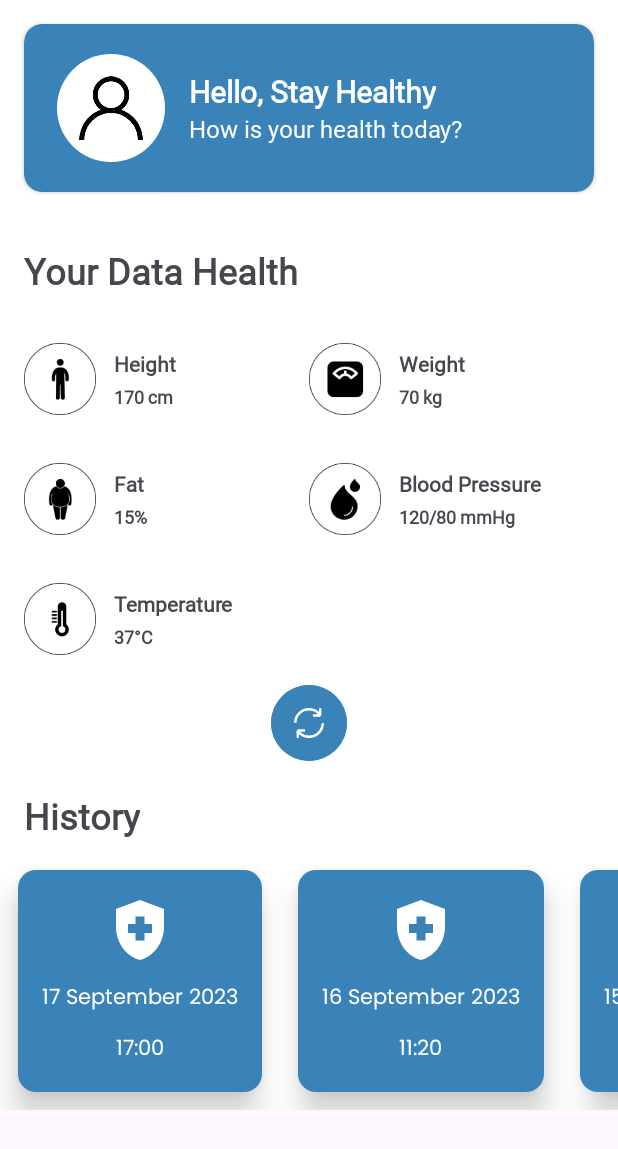
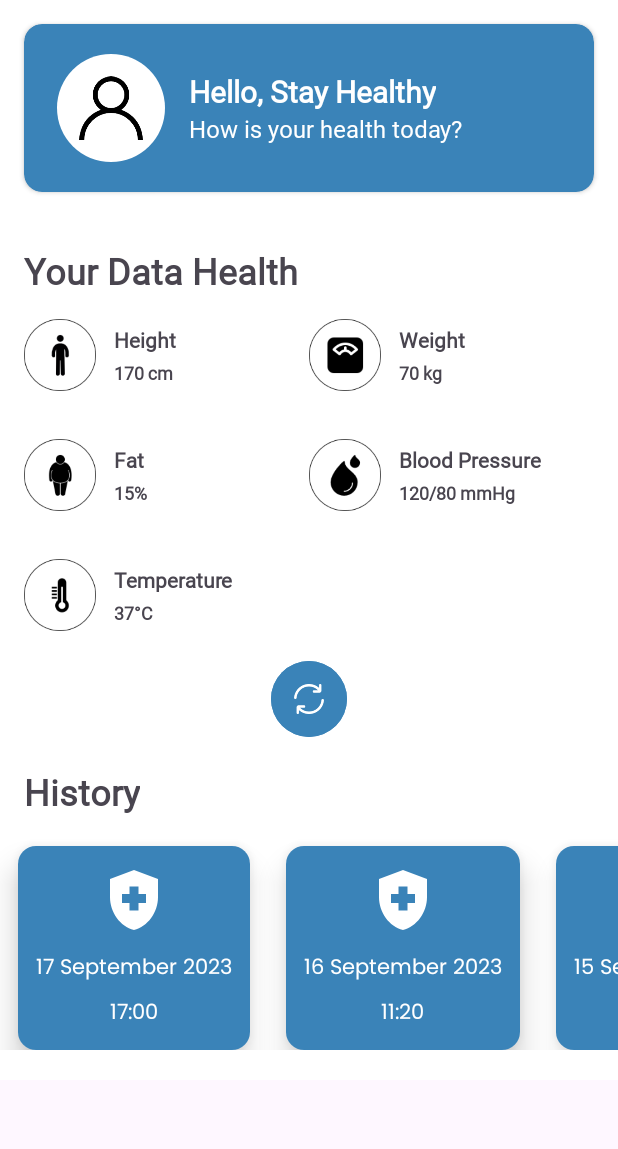
Before and after one commit to Izzed1/MSCIOT, an Android app: the HomeActivity screen opened directly, with no data from a screen before it, on a phone screen of 412 x 824 dp. Shown: the top 1149 px of the screen. Run offline under Robolectric (Android 15) with nearby library versions, the phone set to English and light mode, and no system bars; our stand-ins replace CircleImageView.

Commit message:
fixing design bug

```diff
--- a/app/src/main/res/layout/activity_home.xml
+++ b/app/src/main/res/layout/activity_home.xml
@@ -1,11 +1,16 @@
 <?xml version="1.0" encoding="utf-8"?>
-<androidx.constraintlayout.widget.ConstraintLayout xmlns:android="http://schemas.android.com/apk/res/android"
+<ScrollView
+    xmlns:android="http://schemas.android.com/apk/res/android"
     xmlns:app="http://schemas.android.com/apk/res-auto"
     xmlns:tools="http://schemas.android.com/tools"
     android:layout_width="match_parent"
     android:layout_height="wrap_content"
     android:background="@color/white"
     tools:context=".HomeActivity">
+
+    <androidx.constraintlayout.widget.ConstraintLayout
+        android:layout_width="match_parent"
+        android:layout_height="wrap_content">
 
         <include
             android:id="@+id/incl_header"
@@ -45,7 +50,6 @@
                 android:id="@+id/rv_data_health"
                 android:layout_width="match_parent"
                 android:layout_height="wrap_content"
-            android:layout_marginTop="16dp"
                 app:layoutManager="androidx.recyclerview.widget.GridLayoutManager"
                 app:layout_constraintStart_toStartOf="parent"
                 app:layout_constraintTop_toBottomOf="@id/tv_title_data_health"
@@ -63,9 +67,9 @@
                 android:contentDescription="button refresh"
                 android:padding="15dp"
                 app:icon="@drawable/ic_refresh"
-            app:layout_constraintTop_toBottomOf="@id/rv_data_health"
+                app:layout_constraintEnd_toEndOf="parent"
                 app:layout_constraintStart_toStartOf="parent"
-            app:layout_constraintEnd_toEndOf="parent"/>
+                app:layout_constraintTop_toBottomOf="@id/rv_data_health" />
 
         </androidx.constraintlayout.widget.ConstraintLayout>
 
@@ -93,8 +97,10 @@
                 android:id="@+id/rv_history"
                 android:layout_width="match_parent"
                 android:layout_height="wrap_content"
+                android:layout_marginBottom="20dp"
                 app:layoutManager="androidx.recyclerview.widget.LinearLayoutManager"
                 app:spanCount="2"
                 tools:listitem="@layout/item_tracker" />
         </LinearLayout>
     </androidx.constraintlayout.widget.ConstraintLayout>
+</ScrollView>
--- a/app/src/main/res/layout/activity_splash_screen.xml
+++ b/app/src/main/res/layout/activity_splash_screen.xml
@@ -13,7 +13,7 @@
         android:id="@+id/iv_logo"
         android:layout_width="match_parent"
         android:layout_height="300dp"
-        android:src="@drawable/img_onboarding_2" />
+        android:src="@drawable/ic_msciot" />
 
     <TextView
         android:id="@+id/tv_msciot"
--- a/app/src/main/res/layout/item_tracker.xml
+++ b/app/src/main/res/layout/item_tracker.xml
@@ -1,28 +1,29 @@
 <?xml version="1.0" encoding="utf-8"?>
-<androidx.cardview.widget.CardView
-    xmlns:android="http://schemas.android.com/apk/res/android"
+<androidx.cardview.widget.CardView xmlns:android="http://schemas.android.com/apk/res/android"
     xmlns:app="http://schemas.android.com/apk/res-auto"
     xmlns:tools="http://schemas.android.com/tools"
     android:layout_width="wrap_content"
     android:layout_height="wrap_content"
-    android:layout_margin="12dp"
+    android:layout_marginHorizontal="12dp"
+    android:layout_marginTop="12dp"
+    android:elevation="0dp"
     app:cardCornerRadius="12dp"
     app:cardElevation="12dp">
 
     <LinearLayout
         android:layout_width="match_parent"
         android:layout_height="wrap_content"
+        android:background="@color/primary_500"
         android:orientation="vertical"
-        android:background="@color/primary_500"
-        android:padding="16dp">
+        android:padding="12dp">
 
         <ImageView
             android:id="@+id/imageView"
             android:layout_width="48dp"
             android:layout_height="48dp"
             android:layout_gravity="center"
+            android:contentDescription="Icon Kesehatan"
             android:src="@drawable/baseline_health_and_safety_24"
-            android:contentDescription="Icon Kesehatan"
             app:tint="@color/white" />
 
         <TextView
@@ -31,17 +32,17 @@
             android:layout_height="wrap_content"
             android:layout_marginTop="10dp"
             android:fontFamily="@font/poppins_regular"
-            android:textColor="@color/white"
-            android:text="Senin, 17 Desember" />
+            android:text="Senin, 17 Desember"
+            android:textColor="@color/white" />
 
         <TextView
             android:id="@+id/textViewJam"
             android:layout_width="wrap_content"
             android:layout_height="wrap_content"
-            android:layout_marginTop="10dp"
             android:layout_gravity="center"
+            android:layout_marginTop="6dp"
             android:fontFamily="@font/poppins_regular"
-            android:textColor="@color/white"
-            android:text="14:00" />
+            android:text="14:00"
+            android:textColor="@color/white" />
     </LinearLayout>
 </androidx.cardview.widget.CardView>
```
Lines whose indentation alone changed are shown as unchanged.
